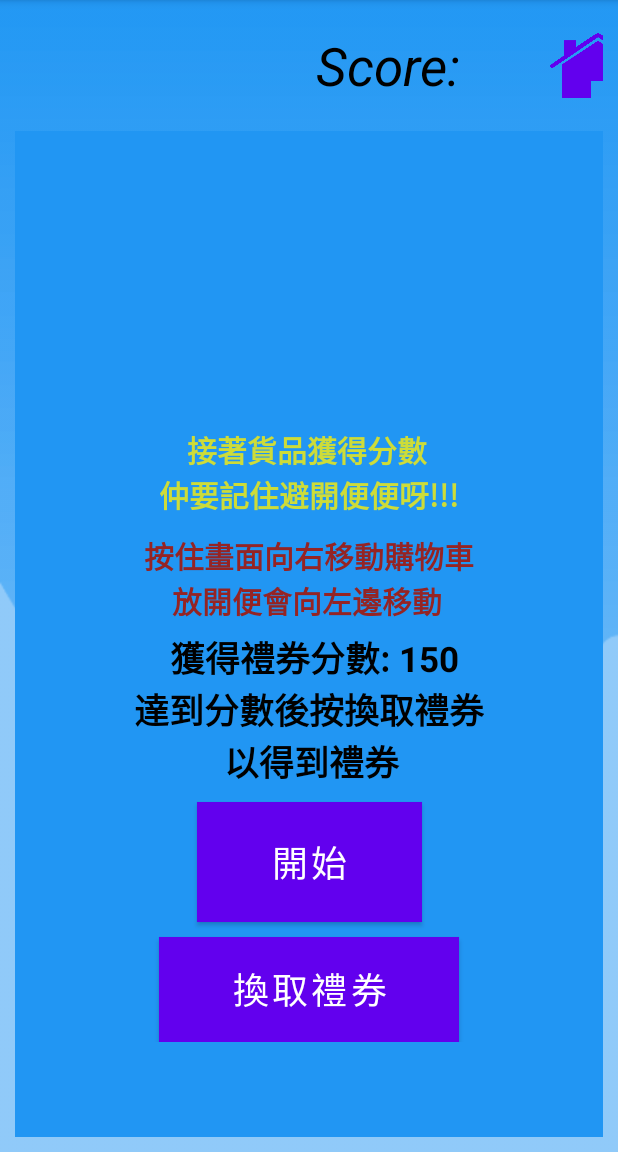
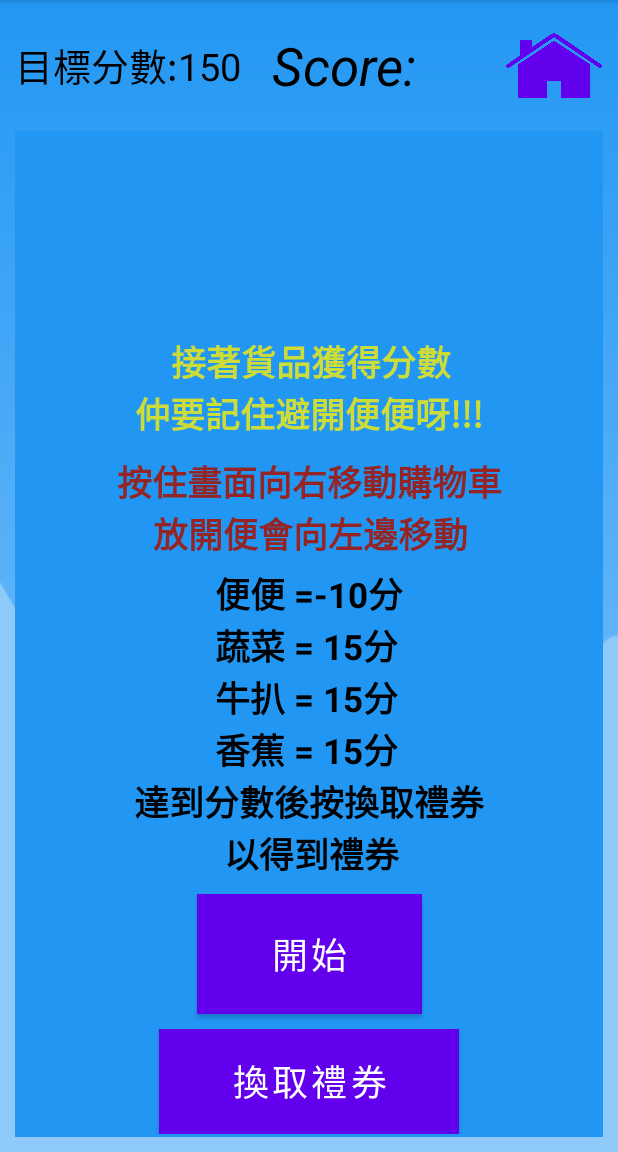
Before and after one commit to hercules2123/SEHH3140, an Android app: the screen it shows after launch (MainActivity), on a phone screen of 412 x 824 dp, the part 84-1236 px from its top. Run offline under Robolectric (Android 15) with nearby library versions, the phone set to English and light mode, and no system bars.

Commit message:
gameUpdate9

```diff
--- a/app/src/main/res/layout/activity_main.xml
+++ b/app/src/main/res/layout/activity_main.xml
@@ -14,12 +14,21 @@
         android:layout_height="wrap_content"
         android:orientation="horizontal">
 
+
+        <TextView
+            android:layout_width="wrap_content"
+            android:layout_height="match_parent"
+            android:text="目標分數:150"
+            android:textSize="25sp"
+            android:textColor="#000"
+            android:gravity="center"/>
+
         <TextView
             android:id="@+id/scoreLevel"
             android:layout_width="wrap_content"
             android:layout_height="wrap_content"
             android:layout_gravity="center"
-            android:layout_marginLeft="200dp"
+            android:layout_marginLeft="20dp"
             android:layout_marginTop="10dp"
             android:layout_marginBottom="10dp"
             android:gravity="center"
@@ -128,7 +137,7 @@
                     android:layout_width="wrap_content"
                     android:layout_height="wrap_content"
                     android:text="    接著貨品獲得分數\n仲要記住避開便便呀!!!"
-                    android:textSize="20sp"
+                    android:textSize="23sp"
                     android:layout_marginTop="5dp"
                     android:layout_gravity="center"
                     android:layout_marginBottom="5dp"
@@ -138,7 +147,7 @@
                     android:layout_width="wrap_content"
                     android:layout_height="wrap_content"
                     android:text="按住畫面向右移動購物車\n    放開便會向左邊移動"
-                    android:textSize="20sp"
+                    android:textSize="23sp"
                     android:layout_marginTop="5dp"
                     android:layout_gravity="center"
                     android:layout_marginBottom="5dp"
@@ -147,7 +156,7 @@
                 <TextView
                     android:layout_width="wrap_content"
                     android:layout_height="wrap_content"
-                    android:text="    獲得禮券分數: 150\n達到分數後按換取禮券\n          以得到禮券"
+                    android:text="         便便 =-10分\n         蔬菜 = 15分\n         牛扒 = 15分\n         香蕉 = 15分\n達到分數後按換取禮券\n          以得到禮券"
                     android:id="@+id/highScoreLabel"
                     android:layout_gravity="center"
                     android:textSize="23sp"
```
